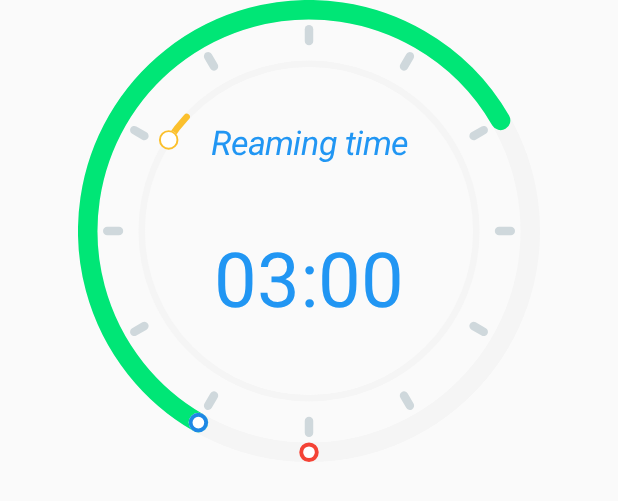
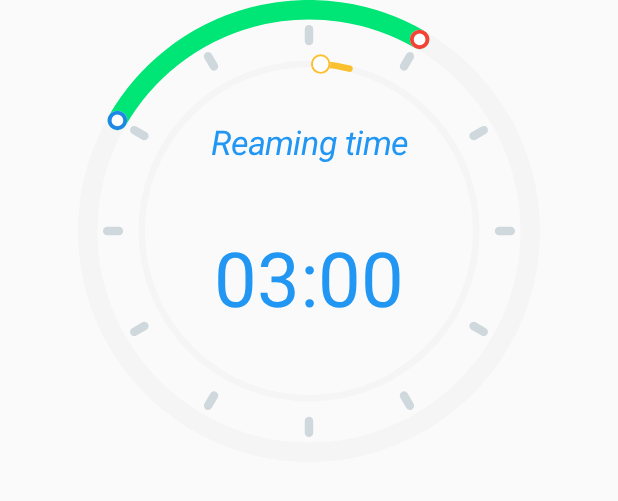
Before and after one commit to ali-moghadam/TimerView, an Android app: the layout activity_indicator.xml on its own in the app's theme, with its tools: preview values and no code run, on a phone screen of 412 x 824 dp. Shown: the top 501 px of the screen. Run offline under Robolectric (Android 15) with nearby library versions, the phone set to English and light mode, and no system bars.

```diff
--- a/alichtimerview/src/main/java/com/alirnp/alichtimerview/AliChTimerView.java
+++ b/alichtimerview/src/main/java/com/alirnp/alichtimerview/AliChTimerView.java
@@ -10,7 +10,6 @@ import android.graphics.Rect;
 import android.graphics.RectF;
 import android.graphics.Typeface;
 import android.util.AttributeSet;
-import android.util.Log;
 import android.view.MotionEvent;
 import android.view.View;
 
@@ -470,37 +469,16 @@ public class AliChTimerView extends View {
 
         if (isIndicator) {
 
-            //PROGRESS TIME
-            float sweep;
-            float temp;
+            float max = (mDegreeEndTime > mDegreeStartTime) ? mDegreeEndTime - mDegreeStartTime : (360 - mDegreeStartTime) + mDegreeEndTime;
+            float sweep = (mDegreeCurrentTime > mDegreeStartTime) ? mDegreeCurrentTime - mDegreeStartTime : 360 - (mDegreeStartTime - mDegreeCurrentTime);
 
-            temp = mDegreeStartTime;
-            if (temp > mDegreeCurrentTime)
-                temp = mDegreeCurrentTime;
-            float start = (mDegreeStartTime < temp) ? temp - mDegreeStartTime : 360 - mDegreeStartTime + temp;
-
-            float end = (mDegreeEndTime > mDegreeStartTime) ? mDegreeEndTime - mDegreeStartTime : 360 - mDegreeStartTime + mDegreeEndTime;
-
-
-            sweep = (mDegreeCurrentTime > mDegreeStartTime) ? mDegreeCurrentTime - mDegreeStartTime : 360 - (mDegreeStartTime - mDegreeCurrentTime);
+            if (sweep > max)
+                sweep = max;
 
             if (mDegreeStartTime == mDegreeCurrentTime)
                 sweep = 1;
 
-
-            Log.i(TAG, "onDraw: mDegreeStartTime : " + mDegreeStartTime);
-            Log.i(TAG, "onDraw: mDegreeEndTime : " + mDegreeEndTime);
-            Log.i(TAG, "onDraw: mDegreeCurrentTime : " + mDegreeCurrentTime);
-            Log.i(TAG, "onDraw: sweep : " + sweep);
-            Log.i(TAG, "onDraw: start : " + start);
-            Log.i(TAG, "onDraw: end : " + end);
-
-
-/*
-            if (end < mDegreeCurrentTime)
-                mDegreeCurrentTime = end;
-*/
-
+            //PROGRESS TIME
             canvas.drawArc(mRectProgress, mDegreeStartTime, sweep, false, mPaintTimeProgress);        //PROGRESS
 
 
--- a/app/src/main/res/layout/activity_indicator.xml
+++ b/app/src/main/res/layout/activity_indicator.xml
@@ -22,10 +22,9 @@
         app:atv_stroke_width_circles="@dimen/_2sdp"
         app:atv_text_center="03:00"
         app:atv_text_status="Reaming time"
-        app:atv_value_end_time_hour="6"
-        app:atv_value_left_time_hour="-1"
-        app:atv_value_repeat_start_hour="10"
-        app:atv_value_start_time_hour="7"
+        app:atv_value_end_time_hour="1"
+        app:atv_value_repeat_start_hour="12"
+        app:atv_value_start_time_hour="10"
         app:layout_constraintEnd_toEndOf="parent"
         app:layout_constraintStart_toStartOf="parent"
         app:layout_constraintTop_toTopOf="parent" />
```
